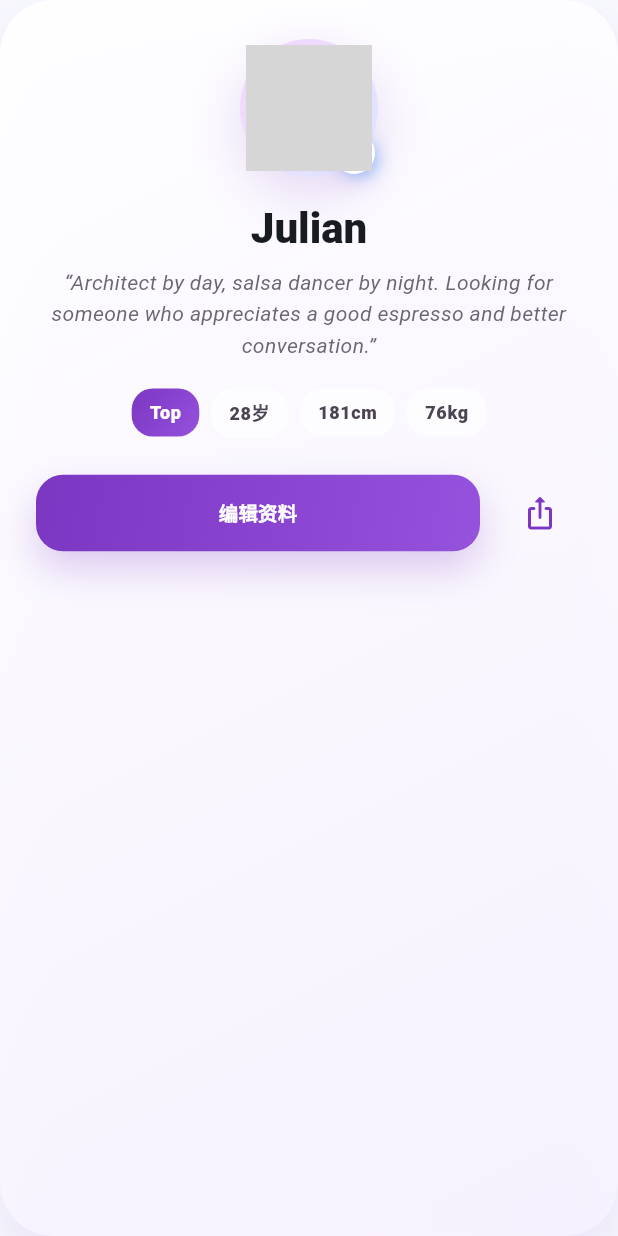
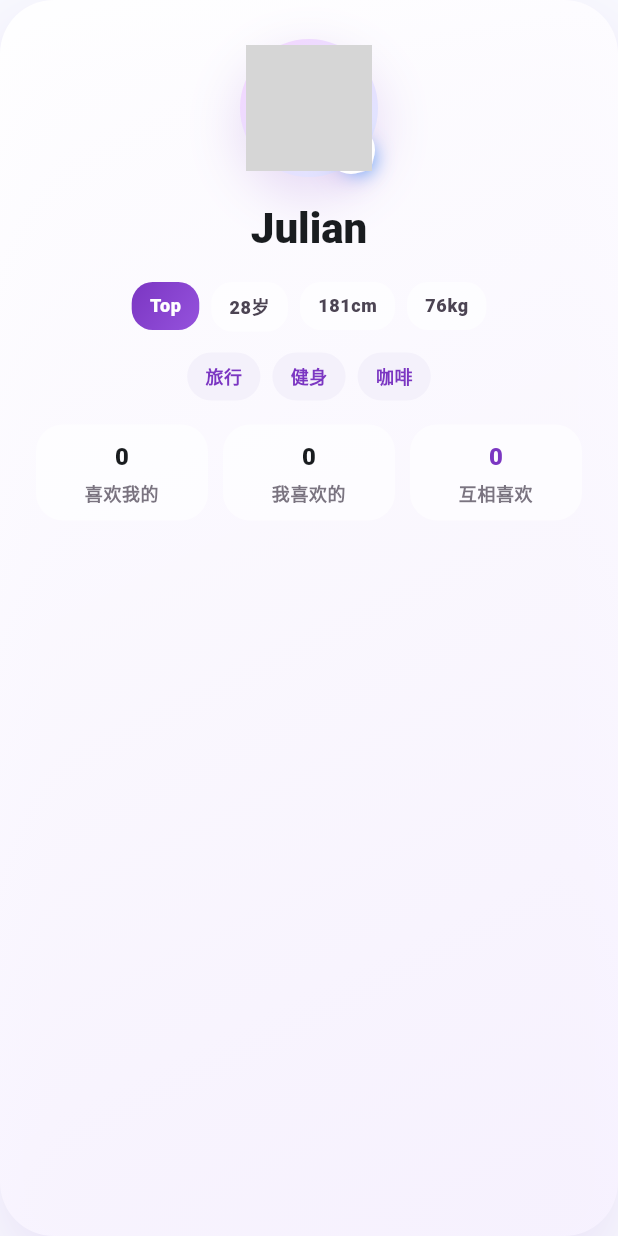
Before and after one commit to ZhaoX19990227/rainbowsocial, a Flutter app: the _ProfileHeroCard widget shown alone on an empty page, opened directly with sample values from the repository, on a phone screen of 412 x 824 dp. Run offline on Flutter 3.47's test engine with Material 3 defaults, Android fonts, the phone set to English and light mode, and no system bars; our stand-ins replace animated_text_kit, flutter_animate, flutter_riverpod, geocoding, geolocator, image_picker and 2 more; missing offline and left inert: record; accounts and stored records are empty; network calls fail; Roboto replaces fonts that are missing (PingFang SC); grey boxes are pictures that could not be loaded.

Commit message:
first commit: merge frontend and backend22

```diff
--- a/rainbow-social-frontend/lib/pages/login_page.dart
+++ b/rainbow-social-frontend/lib/pages/login_page.dart
@@ -9,6 +9,7 @@ import '../controllers/nearby_controller.dart';
 import '../controllers/profile_controller.dart';
 import '../routes/app_router.dart';
 import '../services/app_feedback.dart';
+import '../services/profile_completion.dart';
 import '../theme/app_theme.dart';
 import '../widgets/glass_card.dart';
 import '../widgets/gradient_button.dart';
@@ -44,7 +45,11 @@ class _LoginPageState extends ConsumerState<LoginPage> {
         data: (session) {
           if (session != null) {
             _refreshUserScopedState();
-            Navigator.of(context).pushReplacementNamed(AppRouter.main);
+            Navigator.of(context).pushReplacementNamed(
+              ProfileCompletion.needsOnboarding(session.user)
+                  ? AppRouter.editProfile
+                  : AppRouter.main,
+            );
           }
         },
         error: (error, _) {
--- a/rainbow-social-frontend/lib/pages/profile_page.dart
+++ b/rainbow-social-frontend/lib/pages/profile_page.dart
@@ -86,13 +86,9 @@ class _ProfilePageState extends ConsumerState<ProfilePage> {
                   const SizedBox(height: 20),
                   _ProfileHeroCard(
                     user: displayUser,
+                    summary: summary,
                     onEdit: () =>
                         Navigator.of(context).pushNamed(AppRouter.editProfile),
-                    onShare: () {
-                      ScaffoldMessenger.of(context).showSnackBar(
-                        const SnackBar(content: Text('分享功能正在准备中')),
-                      );
-                    },
                     onStatusTap: () => _showStatusSheet(displayUser),
                   ),
                   const SizedBox(height: 24),
@@ -103,8 +99,6 @@ class _ProfilePageState extends ConsumerState<ProfilePage> {
                     onViewAll: () => Navigator.of(context)
                         .pushNamed(AppRouter.moments, arguments: displayUser),
                   ),
-                  const SizedBox(height: 24),
-                  _SocialStatsGrid(summary: summary),
                   const SizedBox(height: 24),
                   Row(
                     crossAxisAlignment: CrossAxisAlignment.start,
@@ -763,21 +757,18 @@ class _ProfileTopBar extends StatelessWidget {
 class _ProfileHeroCard extends StatelessWidget {
   const _ProfileHeroCard({
     required this.user,
+    required this.summary,
     required this.onEdit,
-    required this.onShare,
     required this.onStatusTap,
   });
 
   final AppUser user;
+  final MatchSummary? summary;
   final VoidCallback onEdit;
-  final VoidCallback onShare;
   final VoidCallback onStatusTap;
 
   @override
   Widget build(BuildContext context) {
-    final bio = user.bio.trim().isEmpty
-        ? '留一点神秘感，等聊天时再慢慢展开。'
-        : '“${user.bio.trim()}”';
     final activeStatus = UserStatusCatalog.isActive(user.statusExpiresAt)
         ? UserStatusCatalog.byId(user.statusId)
         : null;
@@ -791,6 +782,7 @@ class _ProfileHeroCard extends StatelessWidget {
       _HeroChipData(label: '${user.heightCm}cm'),
       _HeroChipData(label: '${user.weightKg}kg'),
     ];
+    final visibleTags = user.tags.where((tag) => tag.trim().isNotEmpty).toList();
 
     return Container(
       padding: const EdgeInsets.fromLTRB(24, 26, 24, 22),
@@ -834,6 +826,8 @@ class _ProfileHeroCard extends StatelessWidget {
                 ),
               ],
             ),
+            child: GestureDetector(
+              onTap: onEdit,
               child: Stack(
                 clipBehavior: Clip.none,
                 children: [
@@ -853,6 +847,7 @@ class _ProfileHeroCard extends StatelessWidget {
                 ],
               ),
             ),
+          ),
           const SizedBox(height: 16),
           Text(
             user.nickname.trim().isEmpty ? '还没有昵称' : user.nickname,
@@ -862,19 +857,6 @@ class _ProfileHeroCard extends StatelessWidget {
                   fontWeight: FontWeight.w800,
                 ),
           ),
-          const SizedBox(height: 8),
-          Text(
-            bio,
-            textAlign: TextAlign.center,
-            style: Theme.of(context).textTheme.bodyMedium?.copyWith(
-                  color: AppTheme.textSecondary.withValues(alpha: 0.82),
-                  fontStyle: FontStyle.italic,
-              ),
-          ),
-          if (activeStatus != null) ...[
-            const SizedBox(height: 14),
-            _ProfileStatusPill(status: activeStatus),
-          ],
           const SizedBox(height: 18),
           Wrap(
             alignment: WrapAlignment.center,
@@ -882,50 +864,19 @@ class _ProfileHeroCard extends StatelessWidget {
             runSpacing: 8,
             children: chips.map((chip) => _HeroMetaChip(data: chip)).toList(),
           ),
-          const SizedBox(height: 22),
-          Row(
-            children: [
-              Expanded(
-                child: GestureDetector(
-                  onTap: onEdit,
-                  child: Container(
-                    alignment: Alignment.center,
-                    padding: const EdgeInsets.symmetric(vertical: 16),
-                    decoration: BoxDecoration(
-                      borderRadius: BorderRadius.circular(18),
-                      gradient: const LinearGradient(
-                        begin: Alignment.topLeft,
-                        end: Alignment.bottomRight,
-                        colors: [
-                          AppTheme.primary,
-                          AppTheme.primaryDark,
-                        ],
-                      ),
-                      boxShadow: [
-                        BoxShadow(
-                          color: AppTheme.primary.withValues(alpha: 0.24),
-                          blurRadius: 22,
-                          offset: const Offset(0, 12),
-                        ),
-                      ],
-                    ),
-                    child: Text(
-                      '编辑资料',
-                      style: Theme.of(context).textTheme.labelLarge?.copyWith(
-                            color: Colors.white,
-                            fontWeight: FontWeight.w800,
-                          ),
-                    ),
-                  ),
-                ),
-              ),
-              const SizedBox(width: 12),
-              _IconButtonCard(
-                icon: Icons.ios_share_rounded,
-                onTap: onShare,
-              ),
-            ],
-          ),
+          if (visibleTags.isNotEmpty) ...[
+            const SizedBox(height: 14),
+            Wrap(
+              alignment: WrapAlignment.center,
+              spacing: 8,
+              runSpacing: 8,
+              children: visibleTags
+                  .map((tag) => _SoftTagChip(label: tag))
+                  .toList(),
+            ),
+          ],
+          const SizedBox(height: 16),
+          _ProfileLikesStrip(summary: summary),
         ],
       ),
     );
@@ -992,6 +943,70 @@ class _MomentsSection extends StatelessWidget {
   }
 }
 
+class _ProfileLikesStrip extends StatelessWidget {
+  const _ProfileLikesStrip({required this.summary});
+
+  final MatchSummary? summary;
+
+  @override
+  Widget build(BuildContext context) {
+    final safeSummary = summary ?? const MatchSummary.empty();
+    final items = [
+      ('喜欢我的', safeSummary.received.length, LikeOverviewType.received),
+      ('我喜欢的', safeSummary.sent.length, LikeOverviewType.sent),
+      ('互相喜欢', safeSummary.mutual.length, LikeOverviewType.mutual),
+    ];
+
+    return Row(
+      children: [
+        for (var i = 0; i < items.length; i++) ...[
+          Expanded(
+            child: GestureDetector(
+              onTap: () => Navigator.of(context).pushNamed(
+                AppRouter.likesOverview,
+                arguments: LikesOverviewArgs(
+                  type: items[i].$3,
+                  summary: safeSummary,
+                ),
+              ),
+              child: Container(
+                padding: const EdgeInsets.symmetric(vertical: 10),
+                decoration: BoxDecoration(
+                  borderRadius: BorderRadius.circular(18),
+                  color: Colors.white.withValues(alpha: 0.6),
+                ),
+                child: Column(
+                  children: [
+                    Text(
+                      '${items[i].$2}',
+                      style: Theme.of(context).textTheme.titleMedium?.copyWith(
+                            fontWeight: FontWeight.w800,
+                            color: items[i].$3 == LikeOverviewType.mutual
+                                ? AppTheme.primary
+                                : AppTheme.textPrimary,
+                          ),
+                    ),
+                    const SizedBox(height: 4),
+                    Text(
+                      items[i].$1,
+                      textAlign: TextAlign.center,
+                      style: Theme.of(context).textTheme.labelMedium?.copyWith(
+                            color: AppTheme.textSecondary.withValues(alpha: 0.74),
+                            fontWeight: FontWeight.w700,
+                          ),
+                    ),
+                  ],
+                ),
+              ),
+            ),
+          ),
+          if (i != items.length - 1) const SizedBox(width: 10),
+        ],
+      ],
+    );
+  }
+}
+
 class _SocialStatsGrid extends StatelessWidget {
   const _SocialStatsGrid({required this.summary});
 
@@ -1940,14 +1955,20 @@ class _ProfileStatusBubble extends StatelessWidget {
   Widget build(BuildContext context) {
     final hasStatus = status != null;
     return Container(
-      width: 28,
-      height: 28,
+      width: 32,
+      height: 32,
       decoration: BoxDecoration(
         shape: BoxShape.circle,
         gradient: hasStatus ? UserStatusCatalog.gradientFor(status!.id) : null,
         color: hasStatus ? null : Colors.white,
         border: Border.all(color: Colors.white, width: 2),
         boxShadow: [
+          if (hasStatus)
+            BoxShadow(
+              color: AppTheme.primary.withValues(alpha: 0.22),
+              blurRadius: 18,
+              spreadRadius: 3,
+            ),
           BoxShadow(
             color: AppTheme.primary.withValues(alpha: hasStatus ? 0.32 : 0.14),
             blurRadius: 14,
@@ -1957,7 +1978,7 @@ class _ProfileStatusBubble extends StatelessWidget {
       ),
       child: Icon(
         hasStatus ? status!.icon : Icons.add_rounded,
-        size: 16,
+        size: hasStatus ? 17 : 18,
         color: hasStatus ? Colors.white : AppTheme.primary,
       ),
     );
--- a/rainbow-social-frontend/lib/pages/splash_page.dart
+++ b/rainbow-social-frontend/lib/pages/splash_page.dart
@@ -8,6 +8,7 @@ import 'package:flutter_riverpod/flutter_riverpod.dart';
 
 import '../controllers/auth_controller.dart';
 import '../routes/app_router.dart';
+import '../services/profile_completion.dart';
 import '../theme/app_theme.dart';
 import '../widgets/luminous_background.dart';
 
@@ -70,7 +71,11 @@ class _SplashPageState extends ConsumerState<SplashPage> {
     }
     _navigated = true;
     Navigator.of(context).pushReplacementNamed(
-      state.valueOrNull == null ? AppRouter.login : AppRouter.main,
+      state.valueOrNull == null
+          ? AppRouter.login
+          : ProfileCompletion.needsOnboarding(state.valueOrNull!.user)
+              ? AppRouter.editProfile
+              : AppRouter.main,
     );
   }
 
--- a/rainbow-social-frontend/lib/services/profile_completion.dart
+++ b/rainbow-social-frontend/lib/services/profile_completion.dart
@@ -5,16 +5,14 @@ class ProfileCompletion {
 
   static List<String> missingFields(AppUser? user) {
     if (user == null) {
-      return const ['昵称', '年龄', '身高', '体重', '生日', '位置', '属性'];
+      return const ['头像', '年龄', '身高', '体重', '属性'];
     }
 
     final fields = <String>[];
-    if (user.nickname.trim().isEmpty) fields.add('昵称');
+    if (user.avatar.trim().isEmpty) fields.add('头像');
     if (user.age <= 0) fields.add('年龄');
     if (user.heightCm <= 0) fields.add('身高');
     if (user.weightKg <= 0) fields.add('体重');
-    if (user.birthday.trim().isEmpty) fields.add('生日');
-    if (user.locationLabel.trim().isEmpty) fields.add('位置');
     if (user.positionRole.trim().isEmpty) fields.add('属性');
     return fields;
   }
```
Also changed, not shown: 1 other file. Lines whose indentation alone changed are shown as unchanged.
